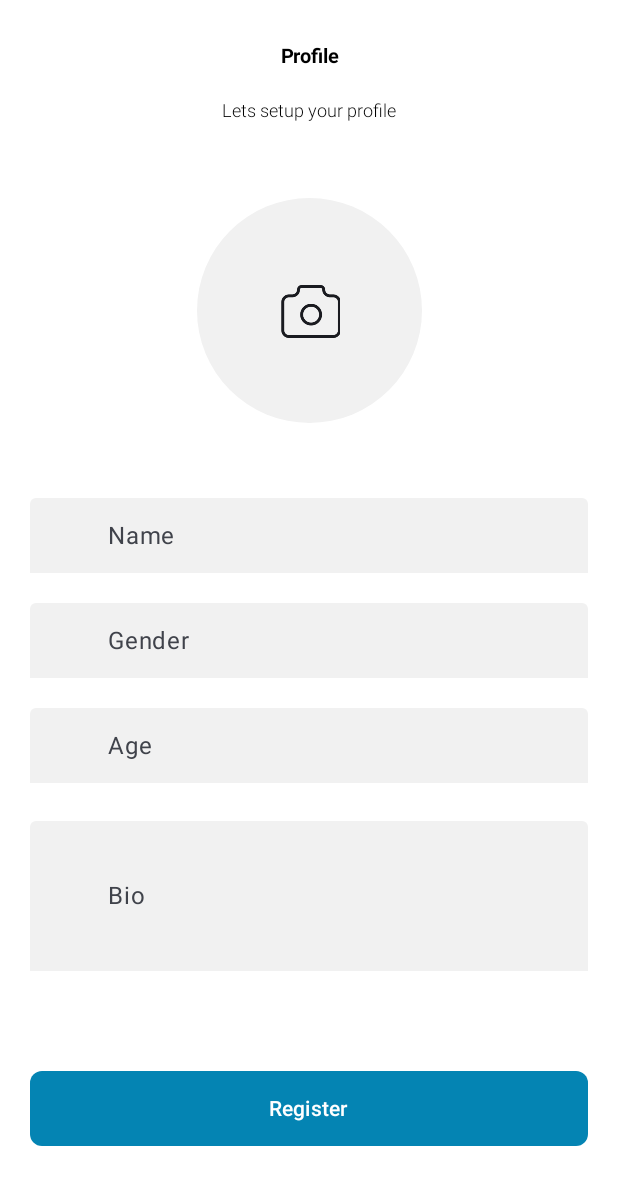
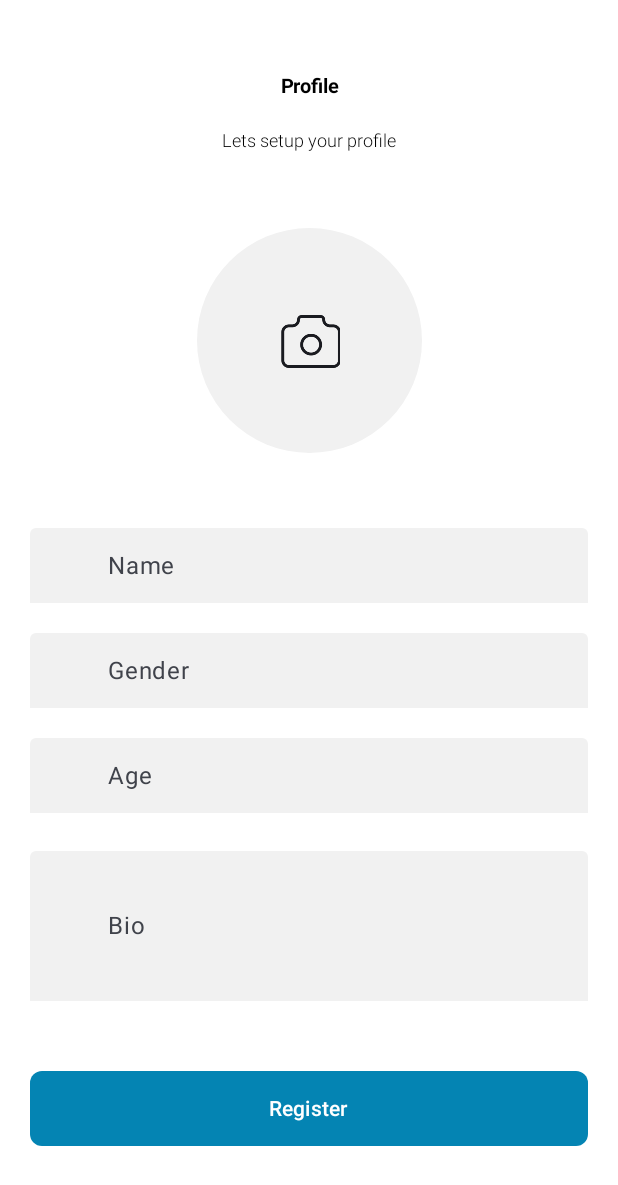
Before and after one commit to sagarbishtx07/TestProjectDuality, an Android app built with Jetpack Compose: the RegisterProfileScreen screen opened through its navigation route, on a phone screen of 412 x 824 dp. Shown: the top 1185 px of the screen. Run offline under Robolectric (Android 15) with nearby library versions, the phone set to English and light mode, and no system bars; our stand-ins replace Timber.

Commit message:
Second Commit  Api & screens implemented: Login Register Create Profile Forgot Password Verify Otp

```diff
--- a/app/src/main/java/com/example/testapp/ui/screens/RegisterProfileScreen.kt
+++ b/app/src/main/java/com/example/testapp/ui/screens/RegisterProfileScreen.kt
@@ -73,6 +73,7 @@ fun RegisterProfileScreen(
                 .padding(20.dp)
                 .verticalScroll(rememberScrollState())
         ) {
+            Spacer(modifier = Modifier.height(20.dp))
             Text(
                 stringResource(R.string.profile),
                 style = MaterialTheme.typography.headlineMedium.copy(
--- a/app/src/main/res/layout/activity_image_capture.xml
+++ b/app/src/main/res/layout/activity_image_capture.xml
@@ -28,7 +28,6 @@
             <TextView
                 android:layout_width="wrap_content"
                 android:layout_height="wrap_content"
-                android:text="CLS OSM"
                 android:textColor="@color/white"
                 android:textSize="12sp" />
         </LinearLayout>
```
